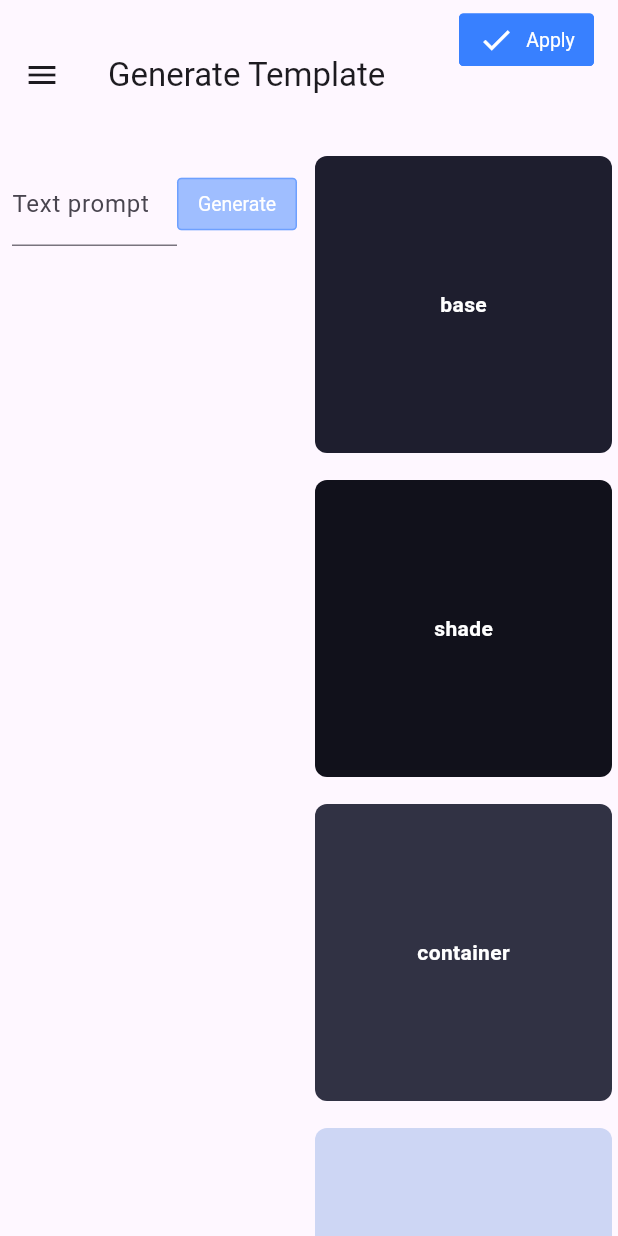
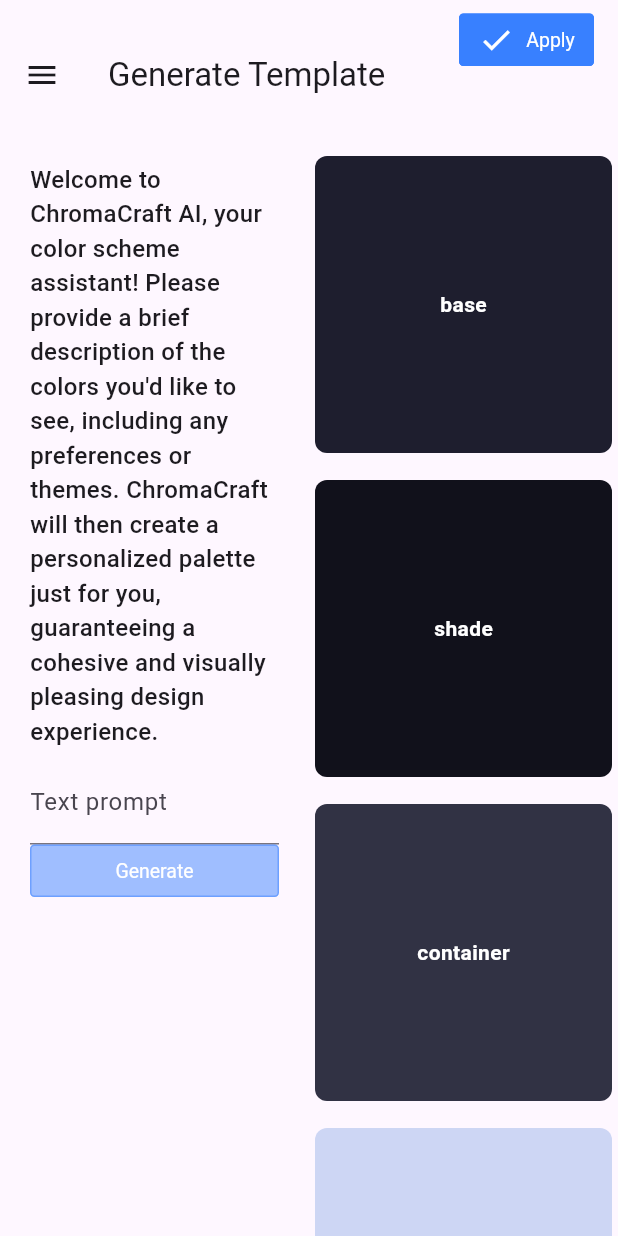
Before and after one commit to ChromaCraftDev/Front-end-Flutter, a Flutter app: the Browser screen opened by its route, after a tap on the "menu" icon, after a tap on "Generate Template", on a phone screen of 412 x 824 dp. Run offline on Flutter 3.47's test engine with Material 3 defaults, Android fonts, the phone set to English and light mode, and no system bars; drawn by our look-alikes of getwidget; our stand-ins replace flutter_colorpicker, font_awesome_flutter, google_sign_in, shared_preferences, supabase, supabase_flutter and 1 more; missing offline and left inert: flex_color_picker, flutter_facebook_auth; accounts and stored records are empty; network calls fail; project files that could hold a hidden picture were left out.

Commit message:
change the save location and change som ui elements

```diff
--- a/lib/BrowsePage.dart
+++ b/lib/BrowsePage.dart
@@ -49,7 +49,7 @@ class _Browser extends State<Browser> {
   Future<void> _getEmailFromStorage() async {
     try {
       final directory = await getApplicationDocumentsDirectory();
-      final file = File('${directory.path}/userData.txt');
+      final file = File('${directory.path}/auth/userData.txt');
       final savedEmail = await file.readAsString();
       setState(() {
         email = savedEmail;
--- a/lib/ConfigurePage.dart
+++ b/lib/ConfigurePage.dart
@@ -75,7 +75,7 @@ class _ConfigurePageState extends State<ConfigurePage>
   Future<void> _getEmailFromStorage() async {
     try {
       final directory = await getApplicationDocumentsDirectory();
-      final file = File('${directory.path}/userData.txt');
+      final file = File('${directory.path}/auth/userData.txt');
       final savedEmail = await file.readAsString();
       setState(() {
         email = savedEmail;
--- a/lib/Generate.dart
+++ b/lib/Generate.dart
@@ -119,7 +119,11 @@ class _GenerateAIState extends State<GenerateAI> {
 
   Widget _buildGenerateButton() {
   if (_isLoading) {
-      return const CircularProgressIndicator(); // Show loading indicator when generating response
+    return Image.asset(
+      'Images/loading.gif', // Path to your GIF
+      width: 30, // Adjust width as needed
+      height: 30, // Adjust height as needed
+    );
   } else {
     return GFButton(
       onPressed: _textEditingController.text.isEmpty
@@ -242,11 +246,19 @@ class _GenerateAIState extends State<GenerateAI> {
               crossAxisAlignment: CrossAxisAlignment.stretch,
               children: <Widget>[
                Padding(
-                  padding: const EdgeInsets.all(8.0),
-                  child: Row(
-                    children: <Widget>[
-                      Expanded(
-                        child: TextField(
+                padding: const EdgeInsets.only(top:8.0, left: 20, right:20),
+                child: Column(
+                  crossAxisAlignment: CrossAxisAlignment.stretch,
+                  children: [
+                    const Text(
+                      """Welcome to ChromaCraft AI, your color scheme assistant! Please provide a brief description of the colors you'd like to see, including any preferences or themes. ChromaCraft will then create a personalized palette just for you, guaranteeing a cohesive and visually pleasing design experience.""",
+                      style: TextStyle(
+                        fontSize: 16.0,
+                        fontWeight: FontWeight.w500,
+                      ),
+                    ),
+                    const SizedBox(height: 8.0), // Add some space between the text and the TextField
+                    TextField(
                       controller: _textEditingController,
                       decoration: const InputDecoration(
                         labelText: 'Text prompt',
@@ -257,7 +269,6 @@ class _GenerateAIState extends State<GenerateAI> {
                       onSubmitted: (String text) {
                         _generateResponse(text);
                       },
-                        ),
                     ),
                     _buildGenerateButton(), // Call the function to display the button or loading indicator
                   ],
@@ -343,7 +354,7 @@ class _GenerateAIState extends State<GenerateAI> {
               showDialog(
                 context: context,
                 builder: (BuildContext context) {
-                  return LoadingScreen();
+                  return const LoadingScreen();
                 },
               );
               Timer(const Duration(seconds: 5), () {
@@ -368,7 +379,7 @@ class _GenerateAIState extends State<GenerateAI> {
   Future<void> _getEmailFromStorage() async {
     try {
       final directory = await getApplicationDocumentsDirectory();
-      final file = File('${directory.path}/userData.txt');
+      final file = File('${directory.path}/auth/userData.txt');
       final savedEmail = await file.readAsString();
       setState(() {
         email = savedEmail;
@@ -500,6 +511,8 @@ ${config.rainbowColors.map((it) => "${it.name} = #XXXXXX").join("\n")}
 }
 
 class LoadingScreen extends StatelessWidget {
+  const LoadingScreen({super.key});
+
   @override
   Widget build(BuildContext context) {
     return Scaffold(
--- a/lib/LoginPage.dart
+++ b/lib/LoginPage.dart
@@ -254,7 +254,7 @@ class _LoginPageState extends State<LoginPage> {
 Future<void> _getEmailFromStorage() async {
     try {
       final directory = await getApplicationDocumentsDirectory();
-      final file = File('${directory.path}/userData.txt');
+      final file = File('${directory.path}/auth/userData.txt');
       newEmail = await file.readAsString();
     } catch (e) {
       print('Error reading email from file: $e');
@@ -264,7 +264,7 @@ Future<void> _getEmailFromStorage() async {
 
 Future <void> _saveEmailToFile(String email) async {
     final directory = await getApplicationDocumentsDirectory();
-    final file = File('${directory.path}/userData.txt');
+    final file = File('${directory.path}/auth/userData.txt');
     await file.writeAsString(email);
   }
 }
--- a/lib/Settings.dart
+++ b/lib/Settings.dart
@@ -29,7 +29,7 @@ class _SettingsPageState extends State<SettingsPage> {
   Future<void> _getEmailFromStorage() async {
     try {
       final directory = await getApplicationDocumentsDirectory();
-      final file = File('${directory.path}/userData.txt');
+      final file = File('${directory.path}/auth/userData.txt');
       final savedEmail = await file.readAsString();
       setState(() {
         email = savedEmail;
```
Also changed, not shown: lib/Profile.dart (+2 -11 lines). Lines whose indentation alone changed are shown as unchanged.
